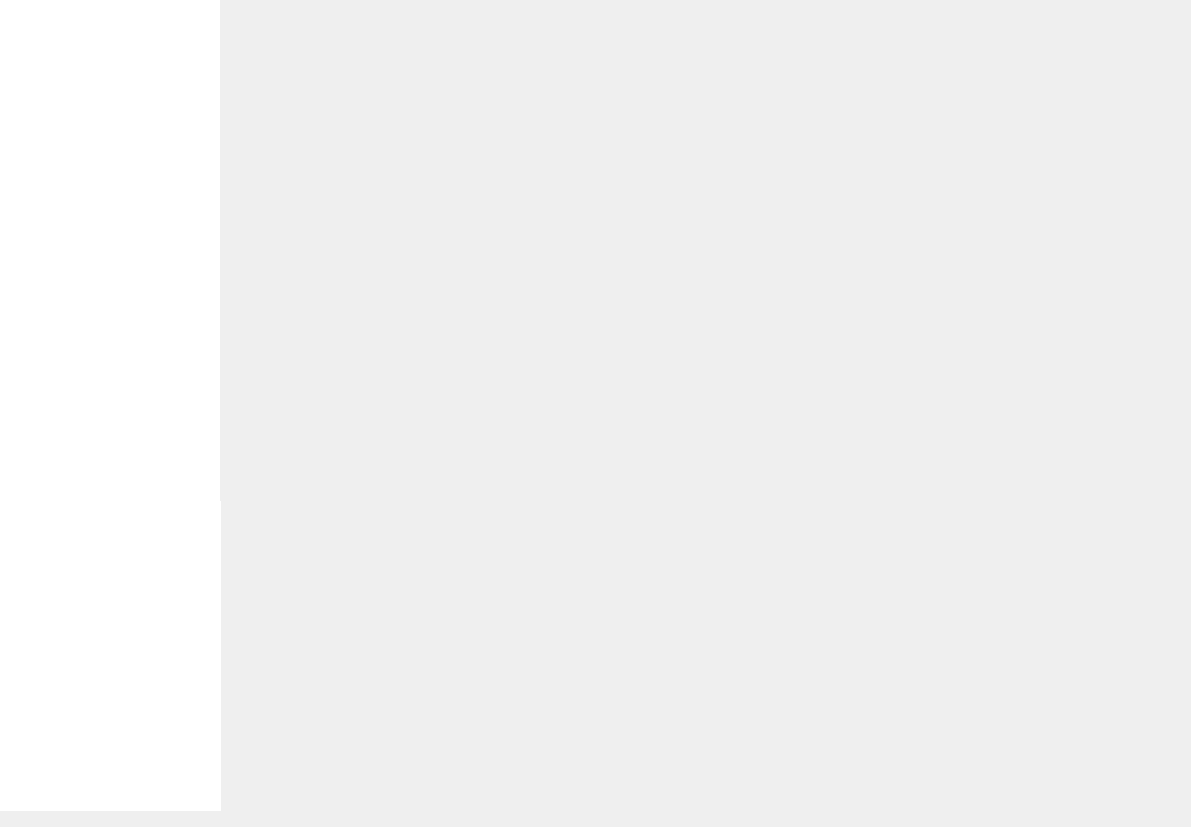
Old version of the form mainwindow.ui in the repository JacobPlaster/Able.
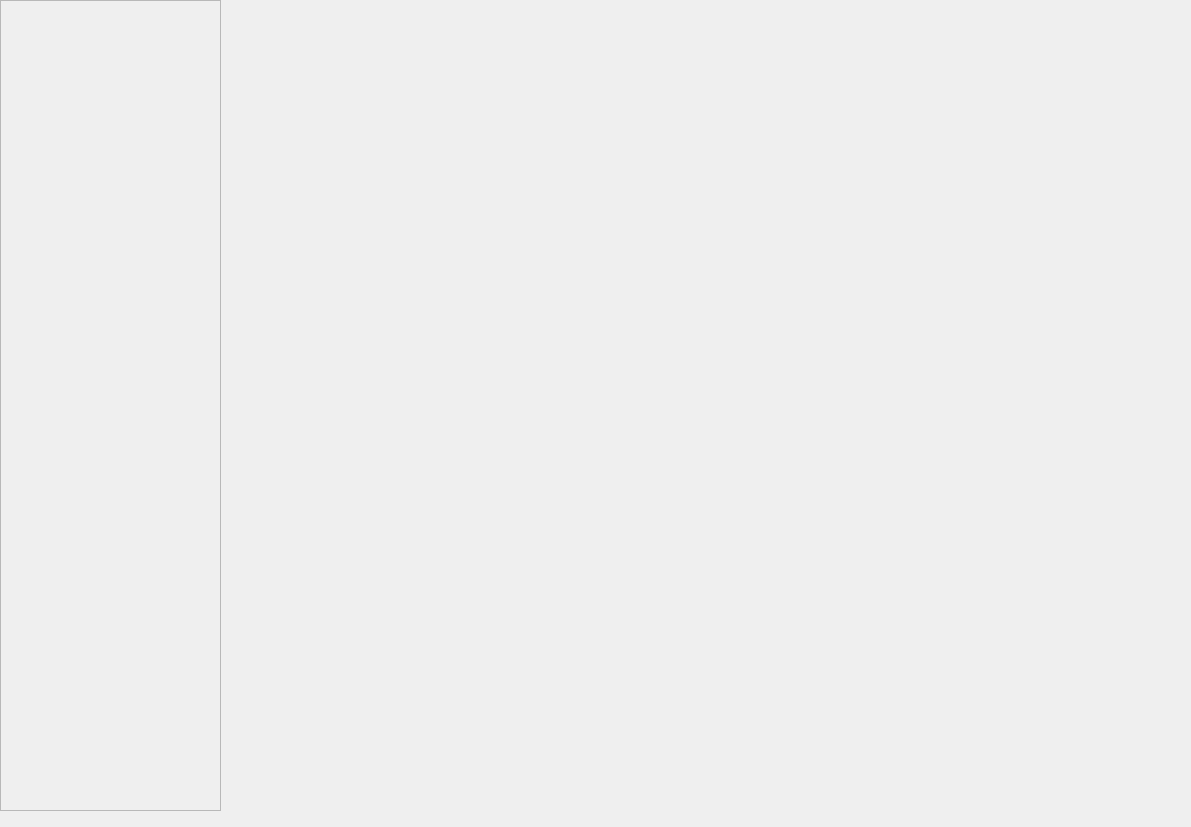
New version of the form.

Commit message: added collapsable fileViewWidget scrollable area

Patch:
```diff
--- a/mainwindow.ui
+++ b/mainwindow.ui
@@ -14,26 +14,13 @@
    <string>MainWindow</string>
   </property>
   <widget class="QWidget" name="centralWidget">
-   <widget class="QTreeView" name="fileViewTreeBox">
-    <property name="geometry">
-     <rect>
-      <x>0</x>
-      <y>0</y>
-      <width>221</width>
-      <height>811</height>
-     </rect>
-    </property>
-    <property name="frameShape">
-     <enum>QFrame::NoFrame</enum>
-    </property>
-   </widget>
    <widget class="QScrollArea" name="editArea">
     <property name="geometry">
      <rect>
       <x>220</x>
       <y>0</y>
-      <width>601</width>
-      <height>501</height>
+      <width>971</width>
+      <height>801</height>
      </rect>
     </property>
     <property name="frameShape">
@@ -47,8 +34,31 @@
       <rect>
        <x>0</x>
        <y>0</y>
-       <width>601</width>
-       <height>501</height>
+       <width>971</width>
+       <height>801</height>
+      </rect>
+     </property>
+    </widget>
+   </widget>
+   <widget class="QScrollArea" name="projectViewArea">
+    <property name="geometry">
+     <rect>
+      <x>0</x>
+      <y>0</y>
+      <width>221</width>
+      <height>811</height>
+     </rect>
+    </property>
+    <property name="widgetResizable">
+     <bool>true</bool>
+    </property>
+    <widget class="QWidget" name="scrollAreaWidgetContents_2">
+     <property name="geometry">
+      <rect>
+       <x>0</x>
+       <y>0</y>
+       <width>219</width>
+       <height>809</height>
       </rect>
      </property>
     </widget>
```
The commit also changes 10 other files.
